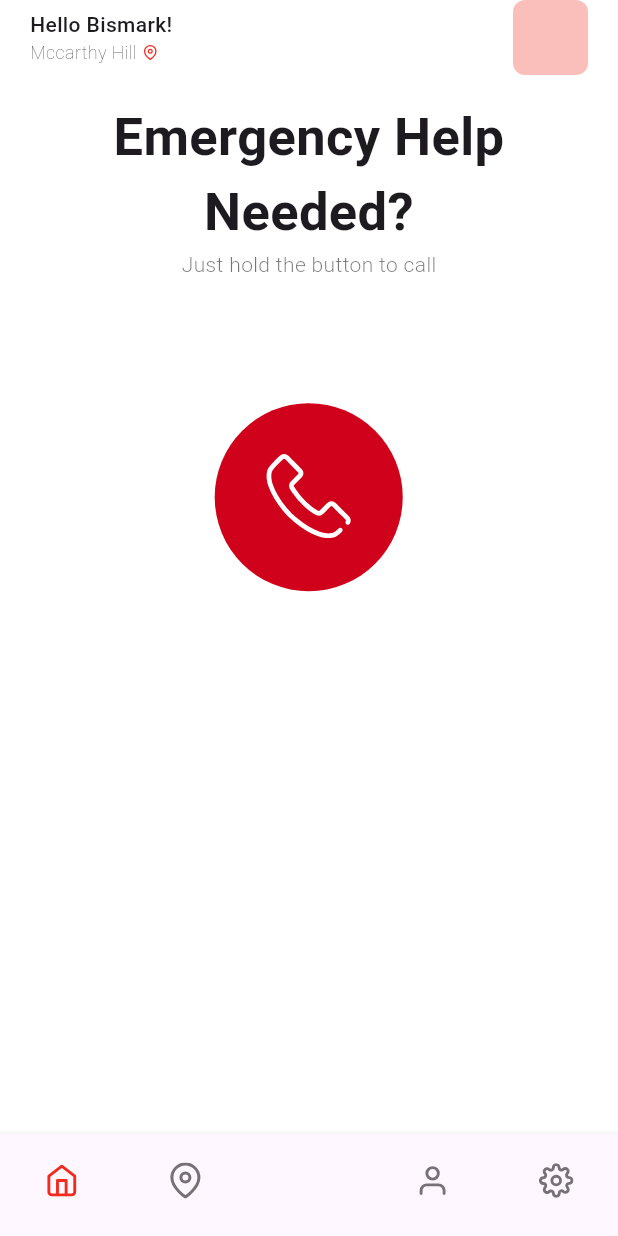
After one commit to OtchereDev/MediHack-App, a Flutter app: the BaseHomePage screen opened directly, on a phone screen of 412 x 824 dp. The commit adds this screen. Run offline on Flutter 3.47's test engine with Material 3 defaults, Android fonts, the phone set to English and light mode, and no system bars; drawn by our look-alikes of lottie; our stand-ins replace bot_toast, connectivity_plus, flutter_feather_icons, flutter_local_notifications, flutter_svg, fluttertoast and 4 more; missing offline and left inert: country_pickers, flutter_dialogs, flutter_overlay_loader; accounts and stored records are empty.

Commit message:
added home

```diff
--- /dev/null
+++ b/lib/Views/Home/home_page.dart
@@ -0,0 +1,83 @@
+import 'package:emergency_alert/AppTheme/app_config.dart';
+import 'package:flutter/material.dart';
+import 'package:flutter_feather_icons/flutter_feather_icons.dart';
+import 'package:lottie/lottie.dart';
+
+class HomePage extends StatelessWidget {
+  const HomePage({super.key});
+
+  @override
+  Widget build(BuildContext context) {
+    return SafeArea(
+      child: Container(
+        padding: EdgeInsets.symmetric(horizontal: 20),
+        child: Column(
+          crossAxisAlignment: CrossAxisAlignment.start,
+          children: [
+            Row(
+              mainAxisAlignment: MainAxisAlignment.spaceBetween,
+              children: [
+                Column(
+                  crossAxisAlignment: CrossAxisAlignment.start,
+                  children: [
+                    Text(
+                      "Hello Bismark!",
+                      style: TextStyle(
+                        fontWeight: FontWeight.w500,
+                        fontSize: 14,
+                      ),
+                    ),
+                    Row(
+                      children: [
+                        Text(
+                          "Mccarthy Hill",
+                          style: TextStyle(
+                              fontSize: 12,
+                              color: Colors.black87,
+                              fontWeight: FontWeight.w200),
+                        ),
+                        AppSpaces.width4,
+                        Icon(
+                          FeatherIcons.mapPin,
+                          color: AppColors.PRIMARYCOLOR,
+                          size: 10,
+                        )
+                      ],
+                    ),
+                  ],
+                ),
+                Container(
+                  height: 50,
+                  width: 50,
+                  decoration: BoxDecoration(
+                      borderRadius: BorderRadius.circular(8),
+                      color: AppColors.PRIMARYCOLOR.withOpacity(0.3)),
+                )
+              ],
+            ),
+            Expanded(
+              child: Center(
+                child: Column(
+                  children: [
+                    AppSpaces.height16,
+                    Text(
+                      "Emergency Help \nNeeded?",
+                      textAlign: TextAlign.center,
+                      style: TextStyle(
+                        fontSize: 35,
+                        fontWeight: FontWeight.w600,
+                      ),
+                    ),
+                    Text("Just hold the button to call", style: TextStyle(fontSize: 14, fontWeight: FontWeight.w300, color: Colors.black54),),
+                    AppSpaces.height20,
+                    LottieBuilder.asset("assets/images/call.json", height: 250, width: 250, fit: BoxFit.contain,),
+                  ],
+                ),
+              ),
+            )
+          ],
+        ),
+      ),
+    );
+  }
+}
--- /dev/null
+++ b/lib/Views/Home/index.dart
@@ -0,0 +1,101 @@
+import 'package:emergency_alert/AppTheme/app_config.dart';
+import 'package:emergency_alert/Views/Home/home_page.dart';
+import 'package:flutter/material.dart';
+import 'package:flutter/widgets.dart';
+import 'package:flutter_feather_icons/flutter_feather_icons.dart';
+// import 'package:flutter_feather_icons/flutter_feather_icons.dart';
+import 'package:flutter_svg/svg.dart';
+import 'package:lottie/lottie.dart';
+import 'package:provider/provider.dart';
+
+class BaseHomePage extends StatefulWidget {
+  final int? initialIdex;
+  const BaseHomePage({super.key, this.initialIdex});
+
+  @override
+  State<BaseHomePage> createState() => _BaseHomePageState();
+}
+
+class _BaseHomePageState extends State<BaseHomePage> {
+  int _selectedIndex = 0;
+  void _onItemTapped(int index) {
+    setState(() {
+      _selectedIndex = index;
+    });
+  }
+
+  @override
+  void initState() {
+    _selectedIndex = widget.initialIdex ?? 0;
+    WidgetsBinding.instance.addPostFrameCallback((timeStamp) {});
+    super.initState();
+  }
+
+  @override
+  Widget build(BuildContext context) {
+    List<Widget> _widgetOptions = <Widget>[
+      HomePage(),
+      Text("data"),
+      Text("data"),
+      Text("data"),
+    ];
+    return Scaffold(
+      backgroundColor: AppColors.WHITE,
+      body: Center(child: _widgetOptions.elementAt(_selectedIndex)),
+      // floatingActionButton:  Padding(
+      //   padding: const EdgeInsets.only(bottom:4.0),
+      //   child: LottieBuilder.asset("assets/images/call.json", height: 180, width: 180, fit: BoxFit.contain,),
+      // ),
+      // floatingActionButtonLocation : FloatingActionButtonLocation.centerDocked,
+      bottomNavigationBar: BottomNavigationBar(
+        elevation: 4,
+        onTap: _onItemTapped,
+
+        items:  <BottomNavigationBarItem>[
+          BottomNavigationBarItem(
+            activeIcon:
+                SizedBox(width: 23, height: 23, child: Icon(FeatherIcons.home)),
+            icon:
+                SizedBox(width: 23, height: 23, child: Icon(FeatherIcons.home)),
+            label: ('Home'),
+          ),
+          BottomNavigationBarItem(
+            icon: SizedBox(
+
+              child: Padding(
+                  padding: EdgeInsets.all(2.0),
+                  child: Icon(FeatherIcons.mapPin)),
+            ),
+            label: ('Appointments'),
+          ),
+           BottomNavigationBarItem(
+            icon: SizedBox(
+
+              child: Padding(
+                  padding: EdgeInsets.all(2.0),
+                  child: Container(height: 30,width: 30,)),
+            ),
+                 label: ('Appointments'),
+          ),
+          BottomNavigationBarItem(
+            icon:
+                SizedBox(width: 23, height: 23, child: Icon(FeatherIcons.user)),
+            label: ('Contacts'),
+          ),
+          BottomNavigationBarItem(
+            icon:
+                SizedBox(width: 23, height: 23, child: Icon(FeatherIcons.settings)),
+            label: ('Settings'),
+          ),
+        ],
+        currentIndex: _selectedIndex,
+        selectedItemColor: AppColors.PRIMARYCOLOR,
+        showSelectedLabels: false,
+        showUnselectedLabels: false,
+        selectedLabelStyle: const TextStyle(fontWeight: FontWeight.bold),
+        type: BottomNavigationBarType.fixed,
+
+      ),
+    );
+  }
+}
--- a/lib/Views/Intro/init_screen.dart
+++ b/lib/Views/Intro/init_screen.dart
@@ -1,5 +1,6 @@
 import 'package:emergency_alert/Services/Local/shared_prefs_manager.dart';
 import 'package:emergency_alert/Views/GetStarted/getstarted.dart';
+import 'package:emergency_alert/Views/Onboarding/onboard_page.dart';
 import 'package:flutter/material.dart';
 import '../../Core/Helpers/navigation_helper.dart';
 import '../../Utils/connection_util.dart';
@@ -121,7 +122,7 @@ class _InitScreenState extends State<InitScreen> {
           const Duration(seconds: 2),
           () {
             return AppNavigationHelper.navigateAndReplaceWidget(
-                context, GetStarted());
+                context, OnboardScreen());
           },
         );
       // } else {
--- a/lib/main.dart
+++ b/lib/main.dart
@@ -1,3 +1,4 @@
+import 'package:emergency_alert/Views/Auth/login.dart';
 import 'package:emergency_alert/Views/Intro/init_screen.dart';
 import 'package:flutter/material.dart';
 
@@ -14,25 +15,10 @@ class MyApp extends StatelessWidget {
     return MaterialApp(
       title: 'Flutter Demo',
       theme: ThemeData(
-        // This is the theme of your application.
-        //
-        // TRY THIS: Try running your application with "flutter run". You'll see
-        // the application has a purple toolbar. Then, without quitting the app,
-        // try changing the seedColor in the colorScheme below to Colors.green
-        // and then invoke "hot reload" (save your changes or press the "hot
-        // reload" button in a Flutter-supported IDE, or press "r" if you used
-        // the command line to start the app).
-        //
-        // Notice that the counter didn't reset back to zero; the application
-        // state is not lost during the reload. To reset the state, use hot
-        // restart instead.
-        //
-        // This works for code too, not just values: Most code changes can be
-        // tested with just a hot reload.
         colorScheme: ColorScheme.fromSeed(seedColor: Colors.deepPurple),
         useMaterial3: true,
       ),
-      home: const InitScreen()
+      home:   LoginPage()
     );
   }
 }
```
Also changed, not shown: lib/Component/passwordField.dart (+10 -8 lines), lib/Views/Auth/login.dart (added, +60 -0 lines), lib/Views/Auth/signup.dart (added, +56 -0 lines), lib/Views/GetStarted/getstarted.dart (+42 -3 lines), lib/Views/Onboarding/dot_indicator.dart (added, +29 -0 lines), lib/Views/Onboarding/onboard_class.dart (added, +27 -0 lines), lib/Views/Onboarding/onboard_page.dart (added, +153 -0 lines), assets/images/attention.png (added), assets/images/doc.png (added), assets/images/getStarted.jpg (added).
